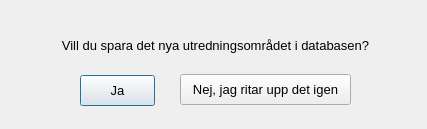
This is ui/saveResearchArea.ui in co-city/QGYF as Qt 5 draws it before an edit. The edited form follows.
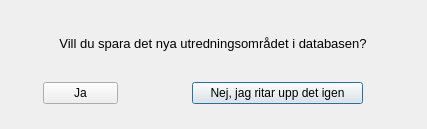
This is the edited form.

Commit message: geometry button - ground areas

```diff
--- a/ui/saveResearchArea.ui
+++ b/ui/saveResearchArea.ui
@@ -13,63 +13,77 @@
   <property name="windowTitle">
    <string>Spara utredningsområdet</string>
   </property>
+  <layout class="QGridLayout" name="gridLayout">
+   <property name="bottomMargin">
+    <number>25</number>
+   </property>
+   <item row="0" column="0" colspan="2">
   <widget class="QLabel" name="label">
-   <property name="geometry">
-    <rect>
-     <x>40</x>
-     <y>30</y>
-     <width>351</width>
-     <height>31</height>
-    </rect>
+     <property name="sizePolicy">
+      <sizepolicy hsizetype="Expanding" vsizetype="Minimum">
+       <horstretch>0</horstretch>
+       <verstretch>0</verstretch>
+      </sizepolicy>
    </property>
    <property name="font">
     <font>
      <family>Tahoma</family>
-     <pointsize>10</pointsize>
+       <pointsize>9</pointsize>
     </font>
    </property>
    <property name="text">
     <string>&lt;html&gt;&lt;head/&gt;&lt;body&gt;&lt;p align=&quot;center&quot;&gt;&lt;span style=&quot; font-size:10pt;&quot;&gt;Vill du spara det nya utredningsområdet i databasen?&lt;/span&gt;&lt;/p&gt;&lt;/body&gt;&lt;/html&gt;</string>
    </property>
   </widget>
-  <widget class="QPushButton" name="okButton">
-   <property name="geometry">
-    <rect>
-     <x>80</x>
-     <y>75</y>
-     <width>75</width>
-     <height>31</height>
-    </rect>
-   </property>
-   <property name="font">
-    <font>
-     <family>Tahoma</family>
-     <pointsize>10</pointsize>
-    </font>
-   </property>
-   <property name="text">
-    <string>Ja</string>
-   </property>
-  </widget>
+   </item>
+   <item row="2" column="1">
   <widget class="QPushButton" name="cancelButton">
-   <property name="geometry">
-    <rect>
-     <x>180</x>
-     <y>74</y>
+     <property name="sizePolicy">
+      <sizepolicy hsizetype="Expanding" vsizetype="Fixed">
+       <horstretch>0</horstretch>
+       <verstretch>0</verstretch>
+      </sizepolicy>
+     </property>
+     <property name="maximumSize">
+      <size>
      <width>171</width>
-     <height>31</height>
-    </rect>
+       <height>16777215</height>
+      </size>
    </property>
    <property name="font">
     <font>
      <family>Tahoma</family>
-     <pointsize>10</pointsize>
+       <pointsize>9</pointsize>
     </font>
    </property>
    <property name="text">
     <string>Nej, jag ritar upp det igen</string>
    </property>
   </widget>
+   </item>
+   <item row="2" column="0">
+    <widget class="QPushButton" name="okButton">
+     <property name="maximumSize">
+      <size>
+       <width>75</width>
+       <height>16777215</height>
+      </size>
+     </property>
+     <property name="font">
+      <font>
+       <family>Tahoma</family>
+       <pointsize>9</pointsize>
+      </font>
+     </property>
+     <property name="layoutDirection">
+      <enum>Qt::LeftToRight</enum>
+     </property>
+     <property name="text">
+      <string>Ja</string>
+     </property>
+    </widget>
+   </item>
+  </layout>
  </widget>
  <resources/>
  <connections/>
```
Lines whose indentation alone changed are shown as unchanged. The commit also changes 10 other files.
